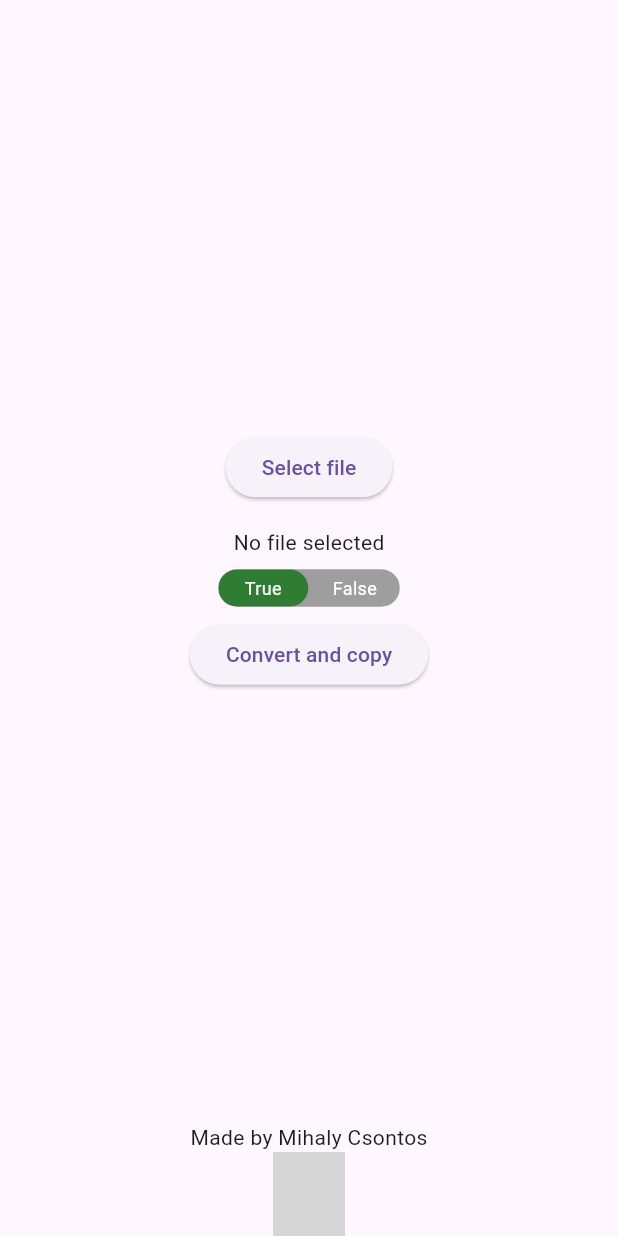
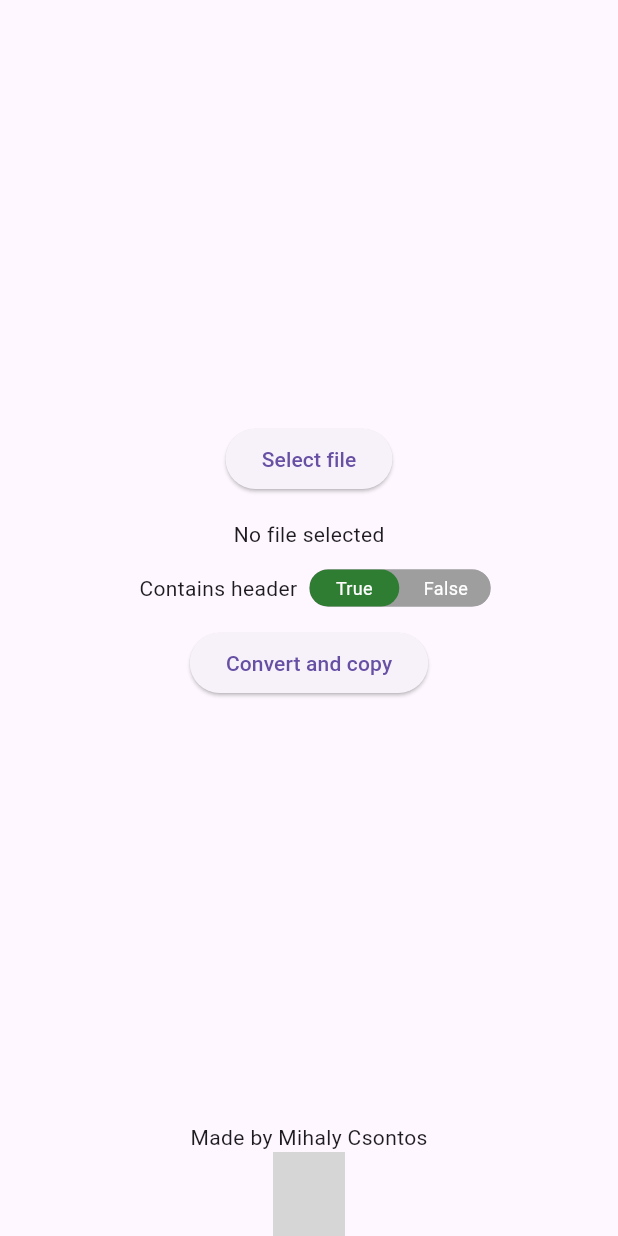
Before and after one commit to medzsikmisi/latex_toolbox, a Flutter app: the Convert screen opened by its route, on a phone screen of 412 x 824 dp. Run offline on Flutter 3.47's test engine with Material 3 defaults, Android fonts, the phone set to English and light mode, and no system bars; drawn by our look-alikes of toggle_switch; our stand-ins replace csv, file_picker, get; missing offline and left inert: hyperlink, window_manager; grey boxes are pictures that could not be loaded.

Commit message:
Create a label for the toggle switch

```diff
--- a/lib/widget/convert.dart
+++ b/lib/widget/convert.dart
@@ -46,6 +46,12 @@ class Convert extends StatelessWidget {
           padding: const EdgeInsets.all(8.0),
           child: Obx(() => Text(c.path)),
         ),
+        Row(mainAxisAlignment: MainAxisAlignment.center,
+          children: [
+            Padding(
+              padding: const EdgeInsets.all(8.0),
+              child: Text('Contains header'),
+            ),
             ToggleSwitch(
               fontSize: 12.0,
               minHeight: 25,
@@ -65,6 +71,8 @@ class Convert extends StatelessWidget {
               onToggle: (index) {
                 c.toggleHeader(index);
               },
+            ),
+          ],
         ),
         Padding(
           padding: const EdgeInsets.all(8.0),
```
Lines whose indentation alone changed are shown as unchanged.
